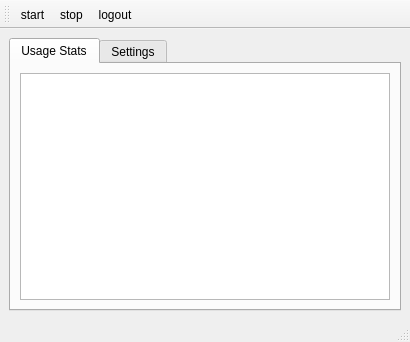
arnm/accipiokey, file ui/Ui_UserWindow.ui: the form before one commit.
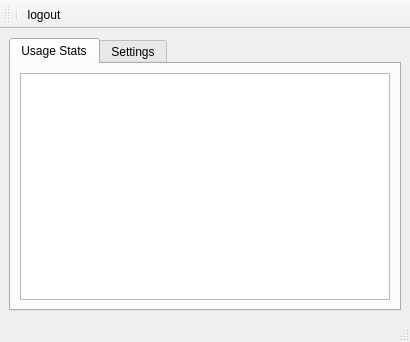
The form after the commit.

Commit message: app now properly starts and stops

Patch:
```diff
--- a/ui/Ui_UserWindow.ui
+++ b/ui/Ui_UserWindow.ui
@@ -50,8 +50,7 @@
    <attribute name="toolBarBreak">
     <bool>false</bool>
    </attribute>
-   <addaction name="actionStart"/>
-   <addaction name="actionStop"/>
+   <addaction name="separator"/>
    <addaction name="actionLogout"/>
   </widget>
   <action name="actionLogout">
@@ -59,16 +58,6 @@
     <string>logout</string>
    </property>
   </action>
-  <action name="actionStart">
-   <property name="text">
-    <string>start</string>
-   </property>
-  </action>
-  <action name="actionStop">
-   <property name="text">
-    <string>stop</string>
-   </property>
-  </action>
  </widget>
  <resources/>
  <connections/>
```
The commit also changes 6 other files.
